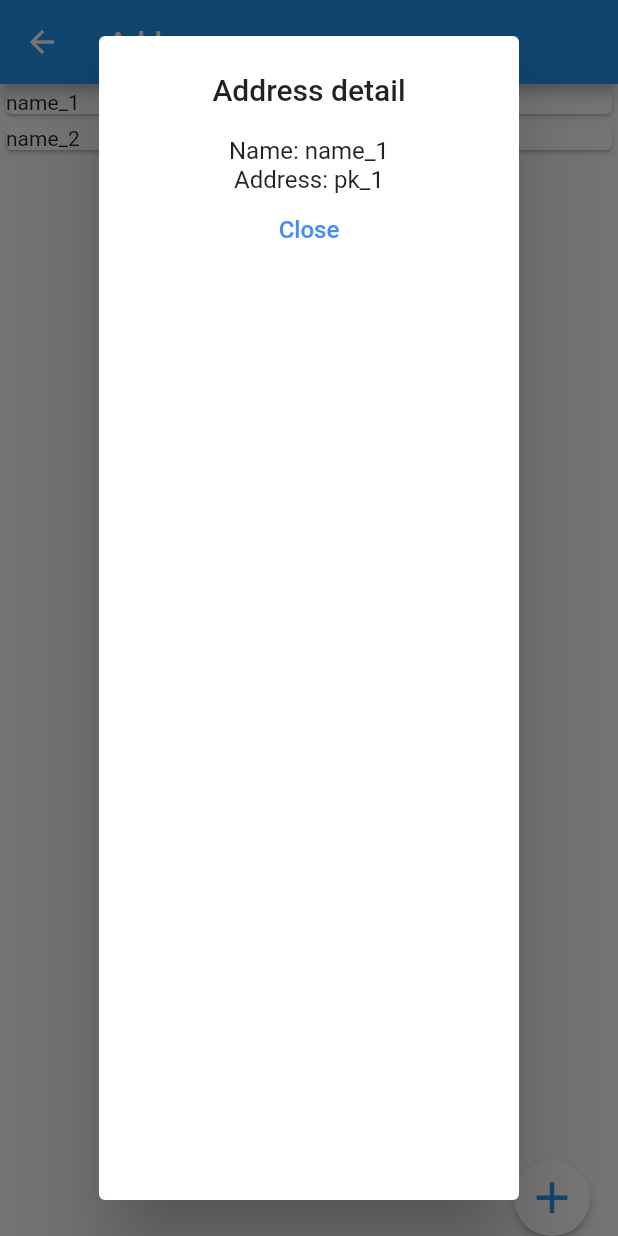
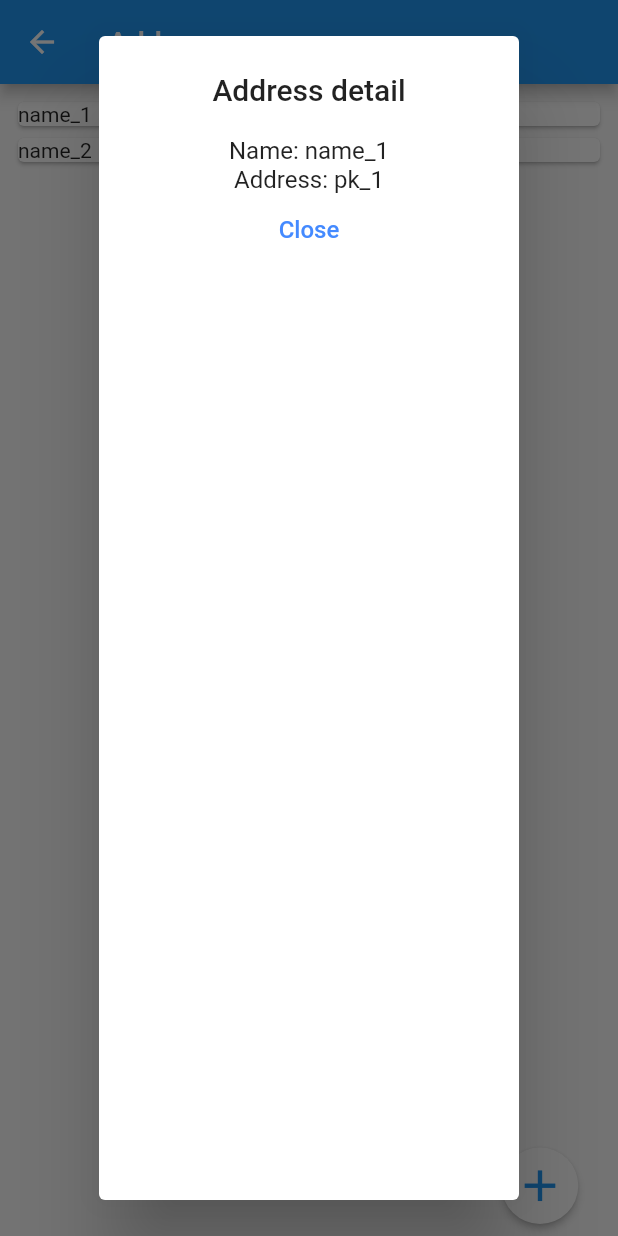
Before and after one commit to Intelligentsystems-online/Ercoin-Wallet-Mobile, a Flutter app: the AddressListPage screen opened directly, after a tap on "name_1", on a phone screen of 412 x 824 dp. Run offline on Flutter 3.47's test engine with Material 2 defaults, Android fonts, the phone set to English and light mode, and no system bars; our stand-ins replace convert, file_picker, random_string, rflutter_alert, shared_preferences, sqflite; missing offline and left inert: flutter_sodium, folder_picker; accounts and stored records are empty.

Commit message:
change name to details and use TopAndBottomContainer

```diff
--- a/lib/utils/view/address_detail_widget.dart
+++ b/lib/utils/view/address_details_widget.dart
@@ -1,18 +1,17 @@
 import 'package:ercoin_wallet/repository/address/Address.dart';
-import 'package:ercoin_wallet/utils/view/expanded_row.dart';
 import 'package:flutter/cupertino.dart';
 import 'package:flutter/material.dart';
 
-class AddressDetailWidget extends StatelessWidget {
+class AddressDetailsWidget extends StatelessWidget {
   final Address address;
 
-  const AddressDetailWidget(this.address);
+  const AddressDetailsWidget(this.address);
 
   @override
   Widget build(BuildContext ctx) => Column(
     children: <Widget>[
-      Text("Name: " + address.accountName),
-      Text("Address: " + address.publicKey),
+      Text("Name: ${address.accountName}"),
+      Text("Address: ${address.publicKey}"),
       _closeBtn(ctx)
     ]
   );
--- a/lib/view/address_list/address_list_page.dart
+++ b/lib/view/address_list/address_list_page.dart
@@ -1,9 +1,10 @@
 import 'package:ercoin_wallet/interactor/address_list/AddressListInteractor.dart';
 import 'package:ercoin_wallet/repository/address/Address.dart';
-import 'package:ercoin_wallet/utils/view/address_detail_widget.dart';
+import 'package:ercoin_wallet/utils/view/address_details_widget.dart';
 import 'package:ercoin_wallet/utils/view/address_list.dart';
 import 'package:ercoin_wallet/utils/view/future_builder_with_progress.dart';
 import 'package:ercoin_wallet/utils/view/navigation_utils.dart';
+import 'package:ercoin_wallet/utils/view/top_and_bottom_container.dart';
 import 'package:ercoin_wallet/utils/view/values.dart';
 import 'package:ercoin_wallet/view/createAddress/CreateAddressScreen.dart';
 
@@ -18,17 +19,10 @@ class AddressListPage extends StatelessWidget {
     appBar: AppBar(
       title: Text("Addresses"),
     ),
-    body: Stack(
-      children: <Widget>[
-        Align(
-          alignment: FractionalOffset.topCenter,
-          child: _addressListBuilder(ctx)
-        ),
-        Align(
-          alignment: FractionalOffset.bottomRight,
-          child: _addAddressBtn(ctx)
-        )
-      ],
+    body: TopAndBottomContainer(
+      top: _addressListBuilder(ctx),
+      bottom: _addAddressBtn(ctx),
+      bottomAlignment: FractionalOffset.bottomRight,
     )
   );
 
@@ -44,7 +38,7 @@ class AddressListPage extends StatelessWidget {
 
   AlertDialog _prepareAlertDialog(BuildContext ctx, Address address) => AlertDialog(
       title: Center(child: Text("Address detail")),
-      content: AddressDetailWidget(address)
+      content: AddressDetailsWidget(address)
   );
 
   Widget _addAddressBtn(BuildContext ctx) => RawMaterialButton(
```
